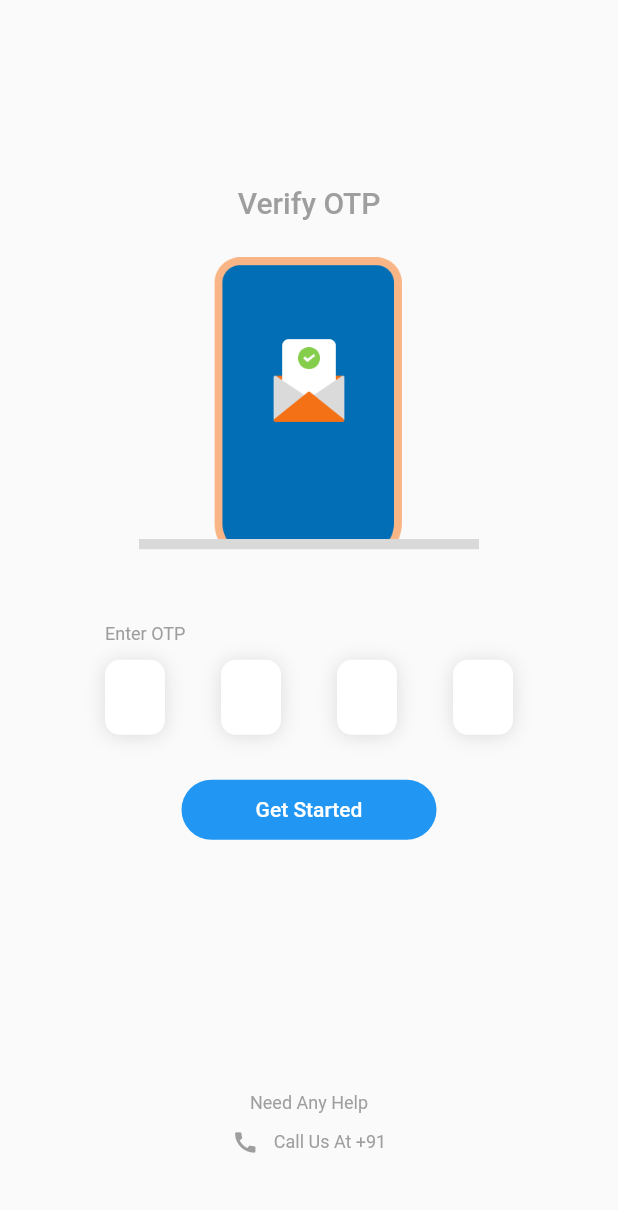
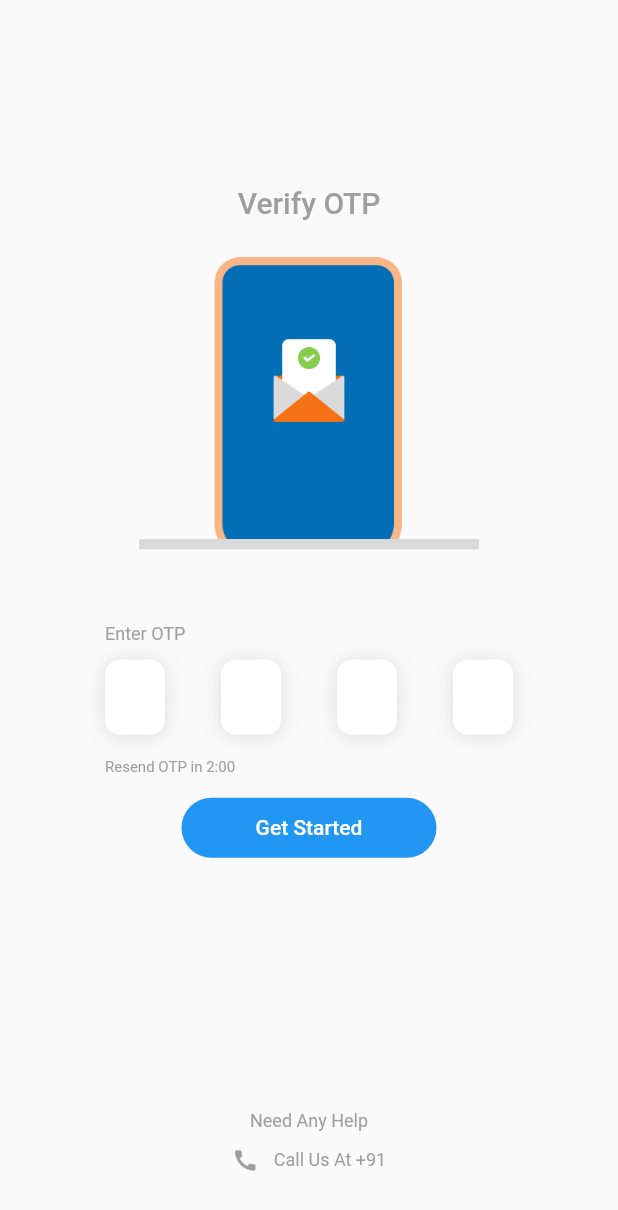
Before and after one commit to Sanoj-Raja/packers_movers, a Flutter app: the VerifyOtpScreen screen opened directly, on a phone screen of 412 x 824 dp. Shown: the top 1210 px of the screen. Run offline on Flutter 3.47's test engine with Material 2 defaults, Android fonts, the phone set to English and light mode, and no system bars; drawn by our look-alikes of pin_code_fields; our stand-ins replace bloc.

```diff
--- a/lib/app/modules/veryify_otp_screen/verify_otp_screen_ui/verify_otp_screen.dart
+++ b/lib/app/modules/veryify_otp_screen/verify_otp_screen_ui/verify_otp_screen.dart
@@ -76,6 +76,20 @@ class VerifyOtpScreen extends StatelessWidget {
                 ],
               ),
             ),
+            const Align(
+              alignment: Alignment.centerLeft,
+              child: Padding(
+                padding: EdgeInsets.only(left: 70),
+                child: Text(
+                  'Resend OTP in 2:00',
+                  style: TextStyle(
+                    fontSize: 10,
+                    color: Colors.grey,
+                    fontWeight: FontWeight.w400,
+                  ),
+                ),
+              ),
+            ),
             const VerticalGap(),
             TextButton(
               onPressed: () {
```
Also changed, not shown: lib/app/constants/app_colors.dart (added, +9 -0 lines).
